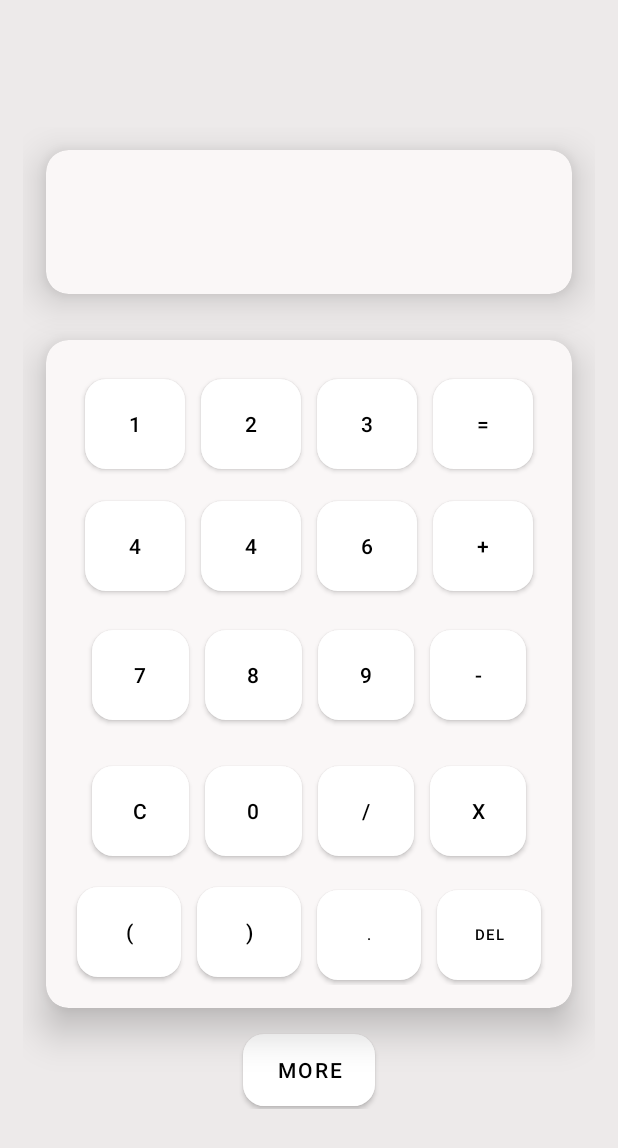
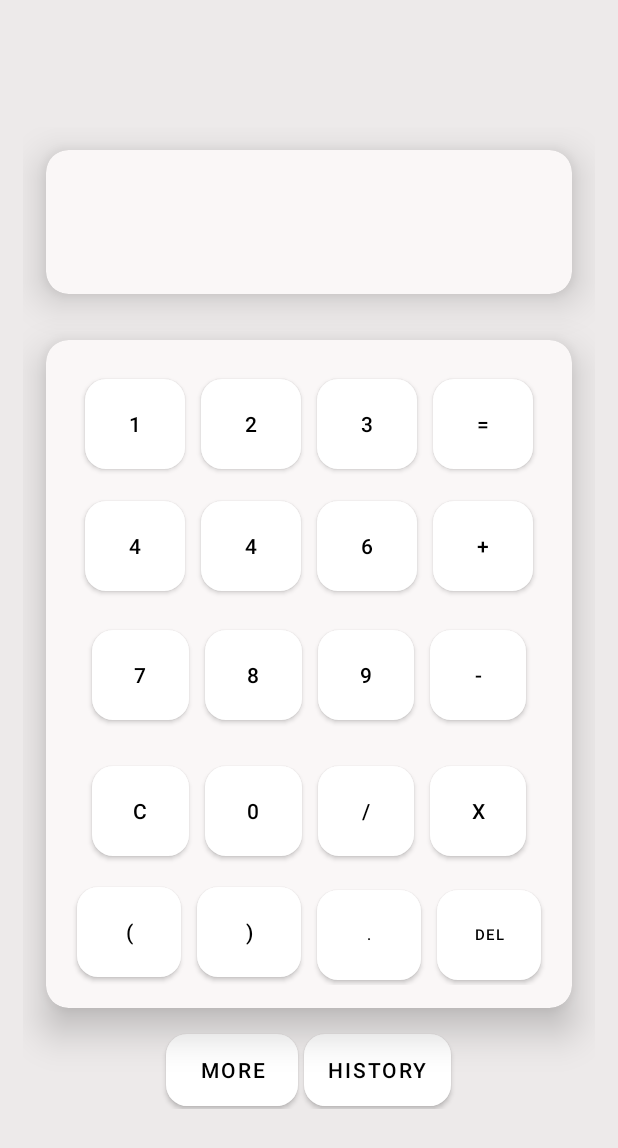
Before and after one commit to saiedoc/CalculaterApp, an Android app: the screen it shows after launch (MainActivity), on a phone screen of 412 x 824 dp. Shown: the top 1148 px of the screen. Run offline under Robolectric (Android 15) with nearby library versions, the phone set to English and light mode, and no system bars; our stand-ins replace Room's generated code.

Commit message:
Added room database and calculations history activity

```diff
--- a/app/src/main/java/ScientificCalculaterClasses/Calculater.kt
+++ b/app/src/main/java/ScientificCalculaterClasses/Calculater.kt
@@ -1,11 +1,16 @@
 package ScientificCalculaterClasses
+import android.content.Context
+import androidx.room.Room
 import net.objecthunter.exp4j.*
 
 
 class Calculater {
 
+
+
     companion object {
 
+        // function that evaluates the expression and returns the result
         fun getExpressionResult(rawExpressionString: String): String {
 
             var expressionString: String = rawExpressionString.replace("x", "*")
--- /dev/null
+++ b/app/src/main/java/ScientificCalculaterClasses/ExpressionDAO.kt
@@ -0,0 +1,21 @@
+package ScientificCalculaterClasses
+
+import androidx.room.Dao
+import androidx.room.Delete
+import androidx.room.Insert
+import androidx.room.Query
+
+@Dao
+interface ExpressionDAO {
+
+    @Query("SELECT * FROM myExpression")
+    fun getExpressions(): List<myExpression>
+
+    @Insert
+    fun insertExpression(myExpression: myExpression)
+
+    @Delete
+    fun deleteExpression(myExpression: myExpression)
+
+
+}
--- /dev/null
+++ b/app/src/main/java/ScientificCalculaterClasses/ExpressionDatabase.kt
@@ -0,0 +1,26 @@
+package ScientificCalculaterClasses
+
+import android.content.Context
+import androidx.room.Database
+import androidx.room.Room
+import androidx.room.RoomDatabase
+
+@Database(entities = arrayOf(myExpression::class), version = 1)
+abstract class ExpressionDatabase : RoomDatabase() {
+
+    companion object {
+        @Volatile private var instance: ExpressionDatabase? = null
+        private val LOCK = Any()
+
+        operator fun invoke(context: Context)= instance ?: synchronized(LOCK){
+            instance ?: buildDatabase(context).also { instance = it}
+        }
+
+        private fun buildDatabase(context: Context) = Room.databaseBuilder(context,
+                ExpressionDatabase::class.java, "expressionDatabase")
+                .build()
+    }
+
+    abstract fun expressionDao() : ExpressionDAO
+
+}
--- a/app/src/main/java/mainpackage/ScientificCalculaterActivities/MainActivity.kt
+++ b/app/src/main/java/mainpackage/ScientificCalculaterActivities/MainActivity.kt
@@ -1,18 +1,30 @@
 package mainpackage.ScientificCalculaterActivities
 
 import ScientificCalculaterClasses.Calculater
+import ScientificCalculaterClasses.ExpressionDAO
+import ScientificCalculaterClasses.ExpressionDatabase
+import ScientificCalculaterClasses.myExpression
+import android.content.Context
+import android.content.Intent
+import android.os.Build
 import android.os.Bundle
 import android.view.View
 import android.view.animation.AlphaAnimation
 import android.view.animation.Animation
 import android.widget.Button
 import android.widget.EditText
+import androidx.annotation.RequiresApi
 import androidx.appcompat.app.AppCompatActivity
 import androidx.appcompat.app.AppCompatDelegate
+import androidx.room.Room
+import java.time.LocalDate
 
 
 class MainActivity : AppCompatActivity() {
 
+    private lateinit var db : ExpressionDatabase
+
+    private lateinit var expressionDao : ExpressionDAO
 
     lateinit var numpadButtons : MutableList<Button>
     lateinit var numpad0 : Button
@@ -36,9 +48,26 @@ class MainActivity : AppCompatActivity() {
     lateinit var numpadClear : Button
     lateinit var numpadEqual : Button
     lateinit var moreButton : Button
+    lateinit var histButton : Button
     lateinit var calcResultText : EditText
     var moreButtonClicked : Boolean = false
+    lateinit var context : Context
 
+    // function that setups room database
+
+    private fun setupDatabase() {
+
+        db = Room.databaseBuilder(
+                this,
+                ExpressionDatabase::class.java, "expressionDatabase"
+        ).allowMainThreadQueries().build()
+
+        expressionDao = db.expressionDao()
+
+    }
+
+
+    // function that find the views of the layout
     private fun findViews(){
 
         numpadButtons = ArrayList<Button>()
@@ -80,6 +109,7 @@ class MainActivity : AppCompatActivity() {
         numpadDelete = findViewById(R.id.delete)
         numpadEqual = findViewById(R.id.numpadEqual)
         moreButton = findViewById(R.id.moreButton)
+        histButton = findViewById(R.id.histButton)
         calcResultText = findViewById(R.id.calcResult)
 
     }
@@ -227,11 +257,23 @@ class MainActivity : AppCompatActivity() {
         })
 
         numpadEqual.setOnClickListener(object : View.OnClickListener {
+            @RequiresApi(Build.VERSION_CODES.O)
             override fun onClick(view: View?) {
                 var resultString : String = Calculater.getExpressionResult(calcResultText.getText().toString())
+                if(resultString != "Wrong format."){
+                var myExp : myExpression = myExpression(expressionString = calcResultText.getText().toString(),resultString = resultString, calculationDate = LocalDate.now().toString())
+                expressionDao.insertExpression(myExp)}
                 calcResultText.startAnimation(applyAlphaAnimationOnResultText(resultString))
             }
 
+        })
+
+        histButton.setOnClickListener(object : View.OnClickListener {
+
+            override fun onClick(view: View?){
+                val switchActivityIntent = Intent(this@MainActivity,ExpressionListActivity::class.java)
+                startActivity(switchActivityIntent)
+            }
         })
 
     }
@@ -243,7 +285,9 @@ class MainActivity : AppCompatActivity() {
         super.onCreate(savedInstanceState)
         setContentView(R.layout.activity_main)
         AppCompatDelegate.setDefaultNightMode(AppCompatDelegate.MODE_NIGHT_NO)
+        context = this
         findViews()
+        setupDatabase()
         setupOnClickListeners()
     }
 }
--- a/app/src/main/res/layout/activity_main.xml
+++ b/app/src/main/res/layout/activity_main.xml
@@ -266,7 +266,7 @@
 
                 <TableRow
                     android:layout_width="match_parent"
-                    android:layout_height="match_parent" >
+                    android:layout_height="match_parent">
 
                     <Button
                         android:id="@+id/LeftCloseBracket"
@@ -319,6 +319,12 @@
 
         </androidx.cardview.widget.CardView>
 
+        <LinearLayout
+            android:layout_width="match_parent"
+            android:layout_height="match_parent"
+            android:gravity="center"
+            android:orientation="horizontal">
+
             <Button
                 android:id="@+id/moreButton"
                 android:layout_width="wrap_content"
@@ -328,6 +334,16 @@
                 android:text="@string/StringMore"
                 android:textColor="#000000" />
 
+            <Button
+                android:id="@+id/histButton"
+                android:layout_width="wrap_content"
+                android:layout_height="wrap_content"
+                android:layout_margin="2dp"
+                android:background="@drawable/button_design"
+                android:text="@string/StringHistory"
+                android:textColor="#000000" />
+        </LinearLayout>
+
     </LinearLayout>
 
 </androidx.constraintlayout.widget.ConstraintLayout>
--- a/app/src/main/res/values/strings.xml
+++ b/app/src/main/res/values/strings.xml
@@ -26,5 +26,5 @@
     <string name="StringDelete">DEL</string>
     <string name="StringMore">MORE</string>
     <string name="StringBack">BACK</string>
-    <string name="StringBLANK" />
+    <string name="StringHistory">HISTORY</string>
 </resources>
```
Also changed, not shown: app/build.gradle (+8 -0 lines), app/src/main/AndroidManifest.xml (+5 -2 lines), app/src/main/java/ScientificCalculaterClasses/myExpression.kt (added, +18 -0 lines), app/src/main/java/mainpackage/ScientificCalculaterActivities/ExpressionListActivity.kt (added, +68 -0 lines), app/src/main/java/mainpackage/ScientificCalculaterActivities/ExpressionListAdapter.kt (added, +43 -0 lines), app/src/main/res/layout/expression_list.xml (added, +17 -0 lines), app/src/main/res/layout/single_expression.xml (added, +77 -0 lines). Lines whose indentation alone changed are shown as unchanged.
